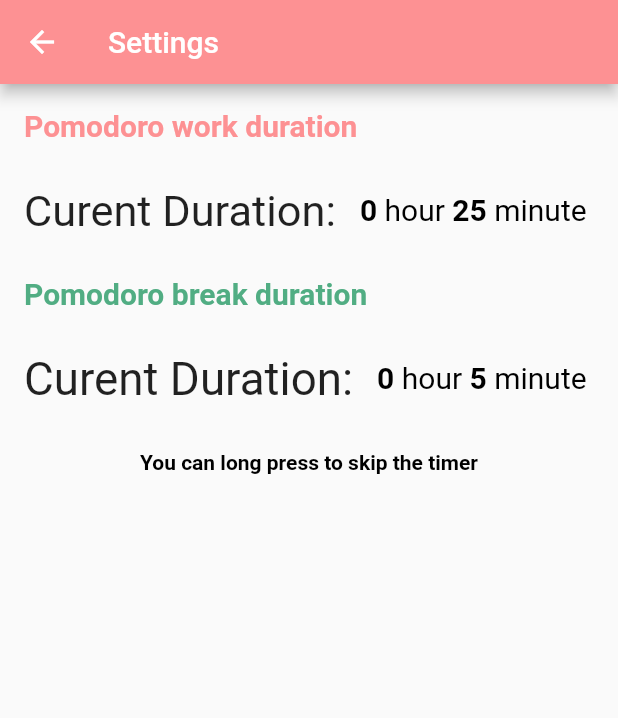
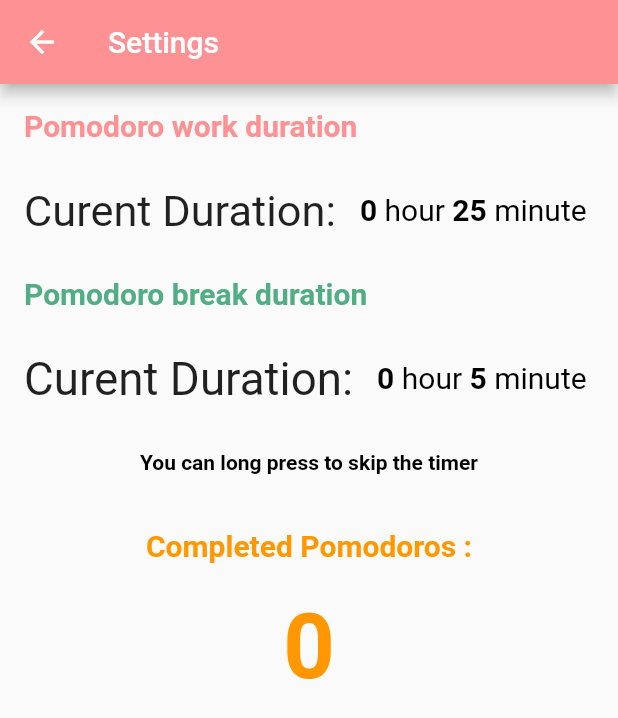
Before and after one commit to bingcheng45/PomodoRemastered, a Flutter app: the Settings screen opened directly with empty values, on a phone screen of 412 x 824 dp. Shown: the top 718 px of the screen. Run offline on Flutter 3.47's test engine with Material 2 defaults, Android fonts, the light colour scheme and no system bars; our stand-ins replace auto_size_text, shared_preferences; missing offline and left inert: rect_getter; accounts and stored records are empty.

Commit message:
able to track completed pomodoro

```diff
--- a/lib/settings.dart
+++ b/lib/settings.dart
@@ -1,4 +1,5 @@
 import 'package:flutter/material.dart';
+import 'package:flutter/services.dart';
 import 'package:pomodororemastered/global.dart' as globals;
 import 'package:shared_preferences/shared_preferences.dart'; //TODO: do settings pages and im done betch
 import 'package:flutter/cupertino.dart';
@@ -20,6 +21,9 @@ class _SettingsState extends State<Settings> {
   final mKeyW = 'minute_key_work';
   int wHour, wMinute;
   double _opacity = 0;
+
+  final cKey = 'completed_pomodoros';
+  int completed = 0;
 
   //break timer
   Duration breakTimer;
@@ -46,6 +50,20 @@ class _SettingsState extends State<Settings> {
         breakTimer = Duration(hours: bHour, minutes: bMinute);
       });
     });
+    _getCompletedNumber().then((value) {
+      setState(() {
+        completed = value;
+        print('completed pomod: $completed');
+      });
+    });
+
+
+  }
+
+  Future<int> _getCompletedNumber() async {
+    final prefs = await SharedPreferences.getInstance();
+    int num = prefs.getInt(cKey) ?? 0;
+    return num;
   }
 
   void _setWorkTimer(hour, minutes) async {
@@ -89,7 +107,7 @@ class _SettingsState extends State<Settings> {
                 CupertinoTimerPicker(
                   initialTimerDuration:
                       Duration(hours: wHour, minutes: wMinute),
-                  minuteInterval: 5,
+                  minuteInterval: 1, //TODO: change back to 5
                   backgroundColor: Colors.white,
                   mode: CupertinoTimerPickerMode.hm,
                   onTimerDurationChanged: (value) {
@@ -339,6 +357,11 @@ class _SettingsState extends State<Settings> {
 
   @override
   Widget build(BuildContext context) {
+    _getCompletedNumber().then((value) {
+      setState(() {
+        completed = value;
+      });
+    });
     return Scaffold(
       appBar: AppBar(
         leading: BackButton(color: Colors.white),
@@ -384,6 +407,30 @@ class _SettingsState extends State<Settings> {
               ),
             ),
           ),
+          ListTile(
+            title: Center(
+              child: Text(
+                'Completed Pomodoros :',
+                style: TextStyle(
+                  fontSize: 20,
+                  color: Colors.orange,
+                  fontWeight: FontWeight.bold,
+                ),
+              ),
+            ),
+          ),
+          ListTile(
+            title: Center(
+              child: Text(
+                completed.toString(),
+                style: TextStyle(
+                  fontSize: 60,
+                  color: Colors.orange,
+                  fontWeight: FontWeight.bold,
+                ),
+              ),
+            ),
+          ),
         ],
       ),
     );
--- a/pubspec.yaml
+++ b/pubspec.yaml
@@ -25,6 +25,7 @@ dependencies:
     sdk: flutter
   rect_getter: ^0.1.0
   shared_preferences: ^0.5.7
+  auto_size_text: ^2.1.0
 
   # The following adds the Cupertino Icons font to your application.
   # Use with the CupertinoIcons class for iOS style icons.
```
Also changed, not shown: lib/home.dart (+88 -20 lines), pubspec.lock.
